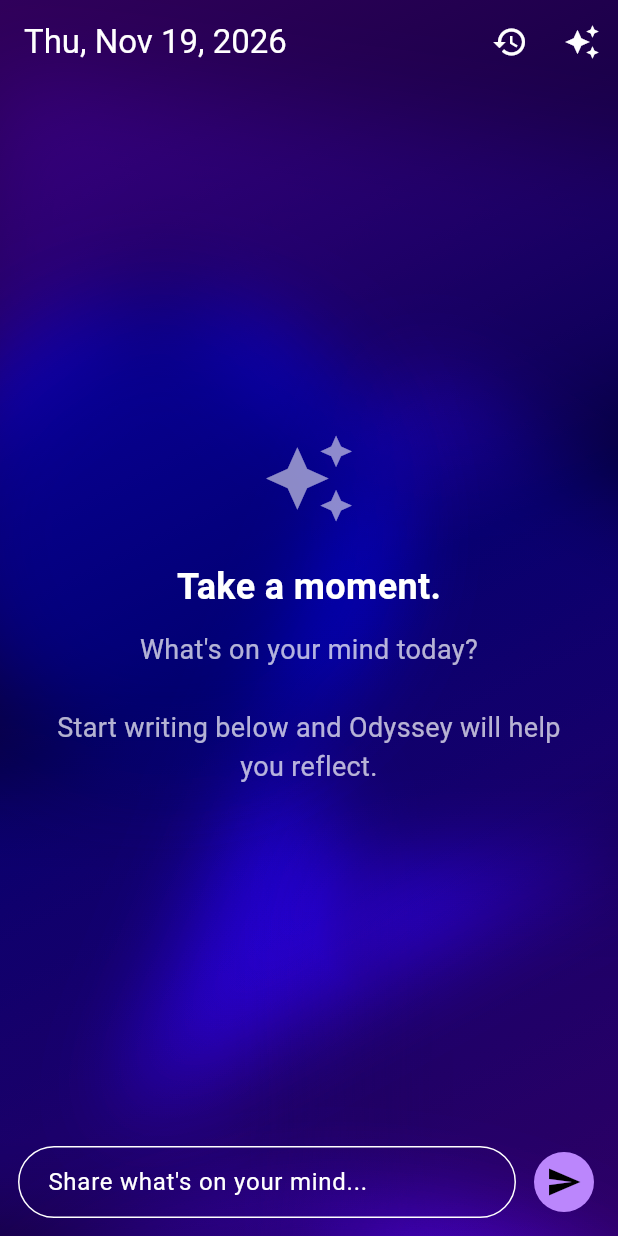
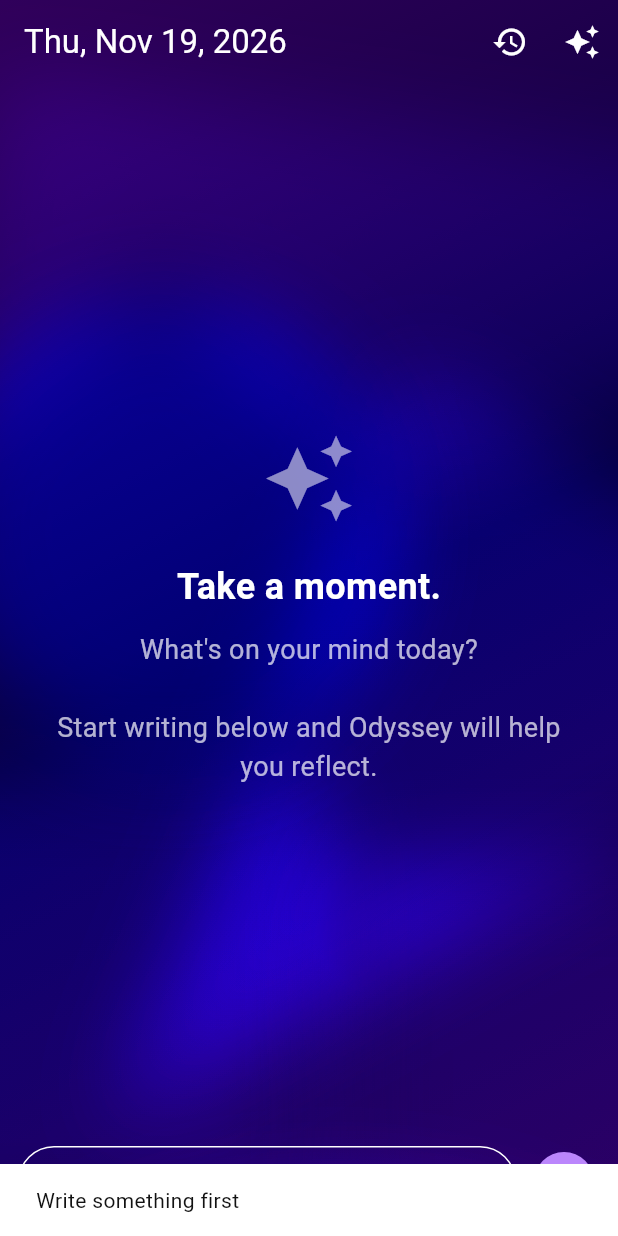
Before and after one commit to AlexandraMeciu/JourneyAI, a Flutter app: the ChatScreen screen opened directly, after a tap on the "auto awesome" icon, on a phone screen of 412 x 824 dp. Run offline on Flutter 3.47's test engine with Material 3 defaults, Android fonts, the phone set to English and light mode, and no system bars; our stand-ins replace awesome_notifications, flutter_heatmap_calendar, flutter_slidable, hive, hive_flutter, internet_connection_checker_plus and 6 more; missing offline and left inert: purchases_flutter; accounts and stored records are empty.

Commit message:
I've fixed the journal entry generator, aded a loading circle when a journal entry is generated and a dot inthe calender for the days with journal entry generated

```diff
--- a/Journey/journal_app/lib/ai/ai_service.dart
+++ b/Journey/journal_app/lib/ai/ai_service.dart
@@ -254,7 +254,7 @@ class AiService {
     return JournalEntry(
         id: DateTime.now().microsecondsSinceEpoch.toString(),
         sessionId: session.id,
-        createdAt: DateTime.now(),
+        createdAt: session.createdAt,
         title: title,
         reflection: reflection.trim(),
         gratitude: gratitude.trim(),
--- a/Journey/journal_app/lib/screens/chat_screen.dart
+++ b/Journey/journal_app/lib/screens/chat_screen.dart
@@ -95,6 +95,7 @@ class _ChatScreenState extends State<ChatScreen> {
   @override
   Widget build(BuildContext context) {
     // final messages = _manager.session.messages;
+    final isLoading = _manager.isLoading;
     return UltraBackground(
       child: Scaffold(
         backgroundColor: Colors.transparent,
@@ -116,10 +117,18 @@ class _ChatScreenState extends State<ChatScreen> {
                 },
                 icon: Icon(Icons.history)),
             IconButton(
-                onPressed: () async {
+                onPressed: isLoading
+                    ? null
+                    : () async {
                         /*  if (_manager.currentSession.journalEntry == null) {
                     await _manager.generateJournal();
                   }*/
+
+                        if (_manager.currentSession.messages.isEmpty) {
+                          ScaffoldMessenger.of(context).showSnackBar(
+                              SnackBar(content: Text("Write something first")));
+                          return;
+                        }
 
                         await _manager.generateJournal();
                         if (!mounted) return;
@@ -127,8 +136,8 @@ class _ChatScreenState extends State<ChatScreen> {
                         final journal = _manager.currentSession.journalEntry;
 
                         if (journal == null) {
-                    ScaffoldMessenger.of(context).showSnackBar(
-                        SnackBar(content: Text("Couldn't generate journal")));
+                          ScaffoldMessenger.of(context).showSnackBar(SnackBar(
+                              content: Text("Couldn't generate journal")));
                           return;
                         }
 
@@ -137,9 +146,19 @@ class _ChatScreenState extends State<ChatScreen> {
                         Navigator.push(
                             context,
                             MaterialPageRoute(
-                          builder: (_) => JournalScreen(journal: journal)));
+                                builder: (_) =>
+                                    JournalScreen(journal: journal)));
                       },
-                icon: Icon(Icons.auto_awesome)),
+                icon: isLoading
+                    ? SizedBox(
+                        width: 22,
+                        height: 22,
+                        child: CircularProgressIndicator(
+                          strokeWidth: 2.5,
+                          color: Colors.white,
+                        ),
+                      )
+                    : Icon(Icons.auto_awesome)),
           ],
         ),
         body: Column(
```
Also changed, not shown: Journey/journal_app/lib/chat_managers/chat_manager.dart (+30 -4 lines), Journey/journal_app/lib/widgets/back_view.dart (+22 -1 lines). Lines whose indentation alone changed are shown as unchanged.
